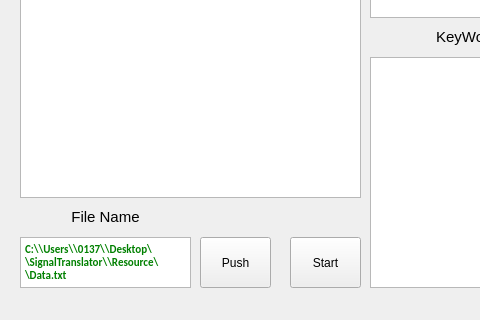
The window that mainwindow.ui (15831944/Signal-Translator) describes before a commit, drawn with Qt 5; both pictures show x 0 to 480 and y 263 to 583 of the 1243 by 583 pixel window.
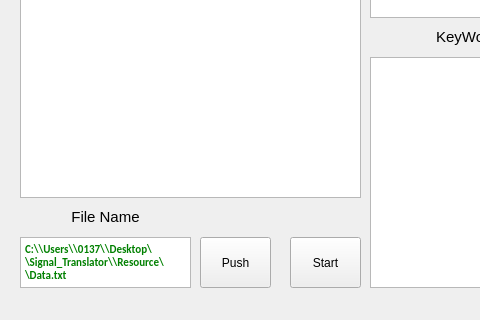
The same window after the commit.

```diff
--- a/mainwindow.ui
+++ b/mainwindow.ui
@@ -365,7 +365,7 @@
 &lt;html&gt;&lt;head&gt;&lt;meta name=&quot;qrichtext&quot; content=&quot;1&quot; /&gt;&lt;style type=&quot;text/css&quot;&gt;
 p, li { white-space: pre-wrap; }
 &lt;/style&gt;&lt;/head&gt;&lt;body style=&quot; font-family:'Calibri'; font-size:12pt; font-weight:600; font-style:normal;&quot;&gt;
-&lt;p style=&quot; margin-top:0px; margin-bottom:0px; margin-left:0px; margin-right:0px; -qt-block-indent:0; text-indent:0px;&quot;&gt;&lt;span style=&quot; font-family:'MS Shell Dlg 2'; font-size:8pt; color:#008000;&quot;&gt;C:\\Users\\0137\\Desktop\\SignalTranslator\\Resource\\Data.txt&lt;/span&gt;&lt;/p&gt;&lt;/body&gt;&lt;/html&gt;</string>
+&lt;p style=&quot; margin-top:0px; margin-bottom:0px; margin-left:0px; margin-right:0px; -qt-block-indent:0; text-indent:0px;&quot;&gt;&lt;span style=&quot; font-family:'MS Shell Dlg 2'; font-size:8pt; color:#008000;&quot;&gt;C:\\Users\\0137\\Desktop\\Signal_Translator\\Resource\\Data.txt&lt;/span&gt;&lt;/p&gt;&lt;/body&gt;&lt;/html&gt;</string>
     </property>
     <property name="textInteractionFlags">
      <set>Qt::TextEditorInteraction</set>
```
